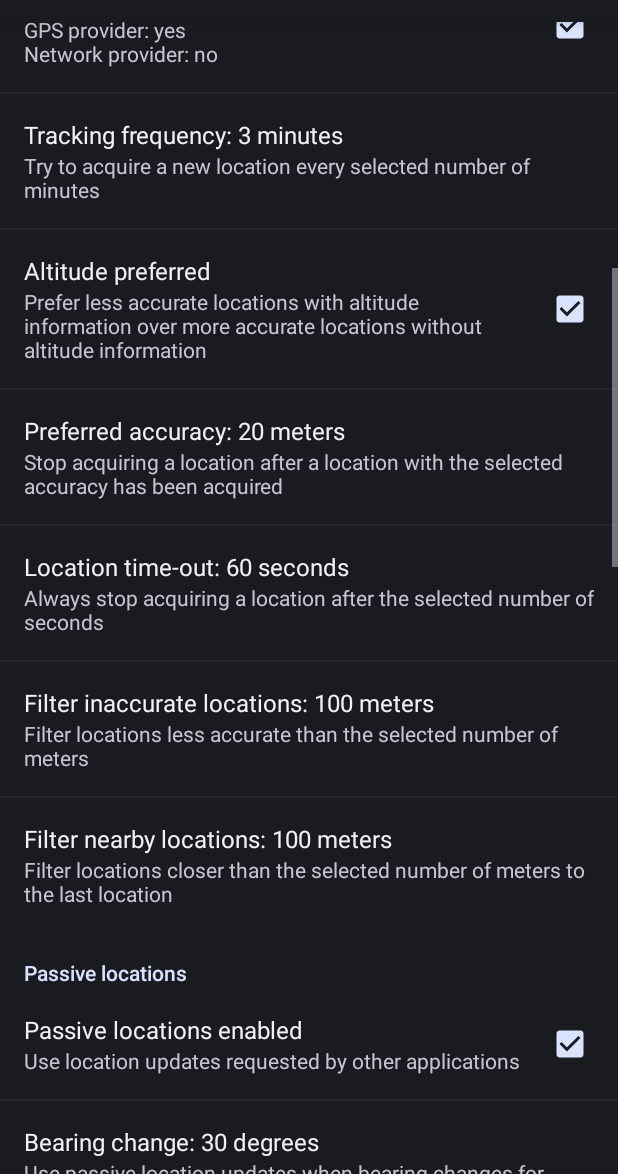
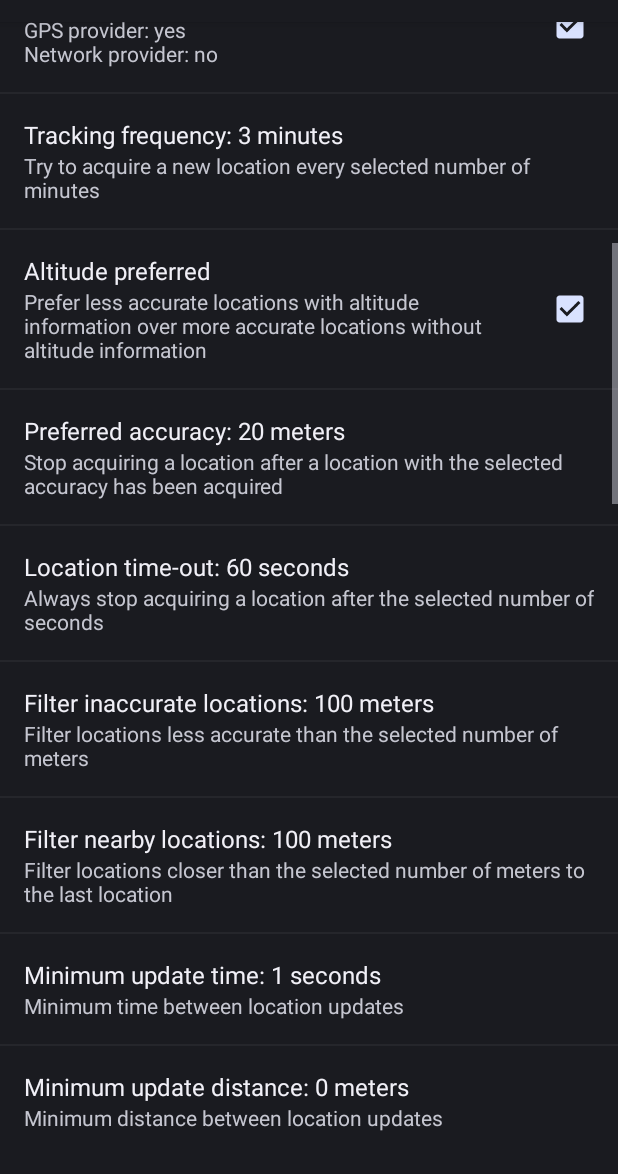
Before and after one commit to M66B/BackPackTrackII, an Android app: the screen it shows after launch (ActivitySettings), scrolled down 537 dp, on a phone screen of 412 x 824 dp, the part 62-1236 px from its top. Run offline under Robolectric (Android 15) with nearby library versions, the phone set to English and light mode, and no system bars; libraries missing offline, so code that uses them is left out: de.timroes.axmlrpc.

Commit message:
Added options to set minimum location update time/distance

```diff
--- a/app/src/main/java/eu/faircode/backpacktrack2/ActivitySettings.java
+++ b/app/src/main/java/eu/faircode/backpacktrack2/ActivitySettings.java
@@ -59,7 +59,6 @@ import java.util.Calendar;
 import java.util.Date;
 import java.util.GregorianCalendar;
 import java.util.List;
-import java.util.Locale;
 
 public class ActivitySettings extends PreferenceActivity implements SharedPreferences.OnSharedPreferenceChangeListener {
     private static final String TAG = "BPT2.Settings";
@@ -78,9 +77,14 @@ public class ActivitySettings extends PreferenceActivity implements SharedPrefer
     public static final String PREF_TIMEOUT = "pref_timeout";
     public static final String PREF_INACCURATE = "pref_inaccurate";
     public static final String PREF_NEARBY = "pref_nearby";
+    public static final String PREF_MINTIME = "pref_mintime";
+    public static final String PREF_MINDIST = "pref_mindist";
+
     public static final String PREF_PASSIVE_ENABLED = "pref_passive_enabled";
     public static final String PREF_PASSIVE_BEARING = "pref_passive_bearing";
     public static final String PREF_PASSIVE_ALTITUDE = "pref_passive_altitude";
+    public static final String PREF_PASSIVE_MINTIME = "pref_passive_mintime";
+    public static final String PREF_PASSIVE_MINDIST = "pref_passive_mindist";
 
     public static final String PREF_RECOGNITION_ENABLED = "pref_recognition_enabled";
     public static final String PREF_RECOGNITION_INTERVAL = "pref_recognition_interval";
@@ -103,10 +107,14 @@ public class ActivitySettings extends PreferenceActivity implements SharedPrefer
     public static final String DEFAULT_TIMEOUT = "60"; // seconds
     public static final String DEFAULT_INACCURATE = "100"; // meters
     public static final String DEFAULT_NEARBY = "100"; // meters
+    public static final String DEFAULT_MINTIME = "1"; // seconds
+    public static final String DEFAULT_MINDIST = "0"; // meters
 
     public static final boolean DEFAULT_PASSIVE_ENABLED = true;
     public static final String DEFAULT_PASSIVE_BEARING = "30"; // degrees
     public static final String DEFAULT_PASSIVE_ALTITUDE = "20"; // meters
+    public static final String DEFAULT_PASSIVE_MINTIME = "1"; // seconds
+    public static final String DEFAULT_PASSIVE_MINDIST = "0"; // meters
 
     public static final boolean DEFAULT_RECOGNITION_ENABLED = true;
     public static final String DEFAULT_RECOGNITION_INTERVAL = "1"; // minutes
@@ -203,9 +211,13 @@ public class ActivitySettings extends PreferenceActivity implements SharedPrefer
         updateTitle(prefs, PREF_TIMEOUT);
         updateTitle(prefs, PREF_INACCURATE);
         updateTitle(prefs, PREF_NEARBY);
+        updateTitle(prefs, PREF_MINTIME);
+        updateTitle(prefs, PREF_MINDIST);
 
         updateTitle(prefs, PREF_PASSIVE_BEARING);
         updateTitle(prefs, PREF_PASSIVE_ALTITUDE);
+        updateTitle(prefs, PREF_PASSIVE_MINTIME);
+        updateTitle(prefs, PREF_PASSIVE_MINDIST);
 
         updateTitle(prefs, PREF_RECOGNITION_INTERVAL);
         updateTitle(prefs, PREF_RECOGNITION_CONFIDENCE);
@@ -355,7 +367,11 @@ public class ActivitySettings extends PreferenceActivity implements SharedPrefer
         if (PREF_ENABLED.equals(key) ||
                 PREF_FREQUENCY.equals(key) ||
                 PREF_TIMEOUT.equals(key) ||
+                PREF_MINTIME.equals(key) ||
+                PREF_MINDIST.equals(key) ||
                 PREF_PASSIVE_ENABLED.equals(key) ||
+                PREF_PASSIVE_MINTIME.equals(key) ||
+                PREF_PASSIVE_MINDIST.equals(key) ||
                 PREF_RECOGNITION_ENABLED.equals(key) ||
                 PREF_RECOGNITION_INTERVAL.equals(key)) {
             LocationService.stopTracking(this);
@@ -704,11 +720,19 @@ public class ActivitySettings extends PreferenceActivity implements SharedPrefer
             pref.setTitle(getString(R.string.title_inaccurate, prefs.getString(key, DEFAULT_INACCURATE)));
         else if (PREF_NEARBY.equals(key))
             pref.setTitle(getString(R.string.title_nearby, prefs.getString(key, DEFAULT_NEARBY)));
+        else if (PREF_MINTIME.equals(key))
+            pref.setTitle(getString(R.string.title_mintime, prefs.getString(key, DEFAULT_MINTIME)));
+        else if (PREF_MINDIST.equals(key))
+            pref.setTitle(getString(R.string.title_mindist, prefs.getString(key, DEFAULT_MINDIST)));
 
         else if (PREF_PASSIVE_BEARING.equals(key))
             pref.setTitle(getString(R.string.title_passive_bearing, prefs.getString(key, DEFAULT_PASSIVE_BEARING)));
         else if (PREF_PASSIVE_ALTITUDE.equals(key))
             pref.setTitle(getString(R.string.title_passive_altitude, prefs.getString(key, DEFAULT_PASSIVE_ALTITUDE)));
+        else if (PREF_PASSIVE_MINTIME.equals(key))
+            pref.setTitle(getString(R.string.title_mintime, prefs.getString(key, DEFAULT_PASSIVE_MINTIME)));
+        else if (PREF_PASSIVE_MINDIST.equals(key))
+            pref.setTitle(getString(R.string.title_mindist, prefs.getString(key, DEFAULT_PASSIVE_MINDIST)));
 
         else if (PREF_RECOGNITION_INTERVAL.equals(key))
             pref.setTitle(getString(R.string.title_recognition_interval, prefs.getString(key, DEFAULT_RECOGNITION_INTERVAL)));
--- a/app/src/main/java/eu/faircode/backpacktrack2/LocationService.java
+++ b/app/src/main/java/eu/faircode/backpacktrack2/LocationService.java
@@ -52,7 +52,6 @@ import java.util.ArrayList;
 import java.util.Date;
 import java.util.HashMap;
 import java.util.List;
-import java.util.Locale;
 import java.util.Map;
 
 import de.timroes.axmlrpc.XMLRPCClient;
@@ -83,11 +82,6 @@ public class LocationService extends IntentService {
     public static final String EXTRA_GEOURI = "Geopoint";
 
     // Constants
-    private static final int LOCATION_MIN_TIME = 1000; // milliseconds
-    private static final int LOCATION_MIN_DISTANCE = 0; // meters
-    private static final int PASSIVE_MIN_TIME = 1000; // milliseconds
-    private static final int PASSIVE_MIN_DISTANCE = 0; // meters
-
     private static final int STATE_IDLE = 1;
     private static final int STATE_ACQUIRING = 2;
     private static final int STATE_ACQUIRED = 3;
@@ -97,11 +91,9 @@ public class LocationService extends IntentService {
     private static final int LOCATION_PERIODIC = 3;
     private static final int LOCATION_GEOTAG = 4;
 
-    private static double EGM96_INTERVAL = 15d / 60d; // 15' angle delta
-    private static int EGM96_ROWS = 721;
-    private static int EGM96_COLS = 1440;
-
-    private static final int REQUEST_RESOLVE_ERROR = 1001;
+    private static final double EGM96_INTERVAL = 15d / 60d; // 15' angle delta
+    private static final int EGM96_ROWS = 721;
+    private static final int EGM96_COLS = 1440;
 
     private static final int VIBRATE_SHORT = 250;
     private static final int VIBRATE_LONG = 500;
@@ -176,7 +168,7 @@ public class LocationService extends IntentService {
 
         // Filter tilting activity
         boolean pref_tilting = prefs.getBoolean(ActivitySettings.PREF_RECOGNITION_TILTING, ActivitySettings.DEFAULT_RECOGNITION_TILTING);
-        if (pref_unknown && activity.getType() == DetectedActivity.TILTING) {
+        if (pref_tilting && activity.getType() == DetectedActivity.TILTING) {
             Log.w(TAG, "Filtering " + activity);
             return;
         }
@@ -239,8 +231,8 @@ public class LocationService extends IntentService {
 
         // Get location preferences
         boolean pref_altitude = prefs.getBoolean(ActivitySettings.PREF_ALTITUDE, ActivitySettings.DEFAULT_ALTITUDE);
-        float pref_accuracy = Float.parseFloat(prefs.getString(ActivitySettings.PREF_ACCURACY, ActivitySettings.DEFAULT_ACCURACY));
-        float pref_inaccurate = Float.parseFloat(prefs.getString(ActivitySettings.PREF_INACCURATE, ActivitySettings.DEFAULT_INACCURATE));
+        int pref_accuracy = Integer.parseInt(prefs.getString(ActivitySettings.PREF_ACCURACY, ActivitySettings.DEFAULT_ACCURACY));
+        int pref_inaccurate = Integer.parseInt(prefs.getString(ActivitySettings.PREF_INACCURATE, ActivitySettings.DEFAULT_INACCURATE));
         Log.w(TAG, "Prefer altitude=" + pref_altitude + " accuracy=" + pref_accuracy + " inaccurate=" + pref_inaccurate);
 
         if (!location.hasAccuracy() || location.getAccuracy() > pref_inaccurate) {
@@ -291,7 +283,7 @@ public class LocationService extends IntentService {
         }
 
         // Filter inaccurate passive locations
-        float pref_inaccurate = Float.parseFloat(prefs.getString(ActivitySettings.PREF_INACCURATE, ActivitySettings.DEFAULT_INACCURATE));
+        int pref_inaccurate = Integer.parseInt(prefs.getString(ActivitySettings.PREF_INACCURATE, ActivitySettings.DEFAULT_INACCURATE));
         if (!location.hasAccuracy() || location.getAccuracy() > pref_inaccurate) {
             Log.w(TAG, "Filtering inaccurate passive location=" + location);
             return;
@@ -305,7 +297,7 @@ public class LocationService extends IntentService {
         }
 
         // Filter nearby passive locations
-        float pref_nearby = Float.parseFloat(prefs.getString(ActivitySettings.PREF_NEARBY, ActivitySettings.DEFAULT_NEARBY));
+        int pref_nearby = Integer.parseInt(prefs.getString(ActivitySettings.PREF_NEARBY, ActivitySettings.DEFAULT_NEARBY));
         if (lastLocation.distanceTo(location) < pref_nearby) {
             Log.w(TAG, "Filtering nearby passive location=" + location);
             return;
@@ -326,7 +318,7 @@ public class LocationService extends IntentService {
 
         // Handle bearing change
         if (location.hasBearing()) {
-            float pref_bearing_change = Float.parseFloat(prefs.getString(ActivitySettings.PREF_PASSIVE_BEARING, ActivitySettings.DEFAULT_PASSIVE_BEARING));
+            int pref_bearing_change = Integer.parseInt(prefs.getString(ActivitySettings.PREF_PASSIVE_BEARING, ActivitySettings.DEFAULT_PASSIVE_BEARING));
             float delta = Math.abs(lastLocation.getBearing() - location.getBearing());
             if (delta > 180)
                 delta = 360 - delta;
@@ -338,7 +330,7 @@ public class LocationService extends IntentService {
 
         // Handle altitude change
         if (location.hasAltitude()) {
-            double pref_altitude_change = Double.parseDouble(prefs.getString(ActivitySettings.PREF_PASSIVE_ALTITUDE, ActivitySettings.DEFAULT_PASSIVE_ALTITUDE));
+            int pref_altitude_change = Integer.parseInt(prefs.getString(ActivitySettings.PREF_PASSIVE_ALTITUDE, ActivitySettings.DEFAULT_PASSIVE_ALTITUDE));
             double delta = Math.abs(lastLocation.getAltitude() - location.getAltitude());
             if (!lastLocation.hasAltitude() || delta >= pref_altitude_change) {
                 Log.w(TAG, "Altitude changed to " + location.getAltitude());
@@ -549,7 +541,9 @@ public class LocationService extends IntentService {
             locationIntent.setAction(LocationService.ACTION_LOCATION_PASSIVE);
             PendingIntent pi = PendingIntent.getService(context, 0, locationIntent, PendingIntent.FLAG_UPDATE_CURRENT);
             LocationManager lm = (LocationManager) context.getSystemService(Context.LOCATION_SERVICE);
-            lm.requestLocationUpdates(LocationManager.PASSIVE_PROVIDER, PASSIVE_MIN_TIME, PASSIVE_MIN_DISTANCE, pi);
+            int minTime = Integer.parseInt(prefs.getString(ActivitySettings.PREF_PASSIVE_MINTIME, ActivitySettings.DEFAULT_PASSIVE_MINTIME));
+            int minDist = Integer.parseInt(prefs.getString(ActivitySettings.PREF_PASSIVE_MINDIST, ActivitySettings.DEFAULT_PASSIVE_MINDIST));
+            lm.requestLocationUpdates(LocationManager.PASSIVE_PROVIDER, minTime * 1000, minDist, pi);
             Log.w(TAG, "Requested passive location updates");
         }
     }
@@ -621,12 +615,15 @@ public class LocationService extends IntentService {
             return;
         }
 
+        int minTime = Integer.parseInt(prefs.getString(ActivitySettings.PREF_MINTIME, ActivitySettings.DEFAULT_MINTIME));
+        int minDist = Integer.parseInt(prefs.getString(ActivitySettings.PREF_MINDIST, ActivitySettings.DEFAULT_MINDIST));
+
         // Request coarse location
         if (lm.isProviderEnabled(LocationManager.NETWORK_PROVIDER)) {
             Intent locationIntent = new Intent(context, LocationService.class);
             locationIntent.setAction(LocationService.ACTION_LOCATION_COARSE);
             PendingIntent pi = PendingIntent.getService(context, 0, locationIntent, PendingIntent.FLAG_UPDATE_CURRENT);
-            lm.requestLocationUpdates(LocationManager.NETWORK_PROVIDER, LOCATION_MIN_TIME, LOCATION_MIN_DISTANCE, pi);
+            lm.requestLocationUpdates(LocationManager.NETWORK_PROVIDER, minTime * 1000, minDist, pi);
             Log.w(TAG, "Requested network location updates");
         }
 
@@ -635,7 +632,7 @@ public class LocationService extends IntentService {
             Intent locationIntent = new Intent(context, LocationService.class);
             locationIntent.setAction(LocationService.ACTION_LOCATION_FINE);
             PendingIntent pi = PendingIntent.getService(context, 0, locationIntent, PendingIntent.FLAG_UPDATE_CURRENT);
-            lm.requestLocationUpdates(LocationManager.GPS_PROVIDER, LOCATION_MIN_TIME, LOCATION_MIN_DISTANCE, pi);
+            lm.requestLocationUpdates(LocationManager.GPS_PROVIDER, minTime * 1000, minDist, pi);
             Log.w(TAG, "Requested GPS location updates");
         }
 
@@ -706,7 +703,7 @@ public class LocationService extends IntentService {
     private void handleLocation(int locationType, Location location) {
         // Filter close locations
         SharedPreferences prefs = PreferenceManager.getDefaultSharedPreferences(this);
-        float pref_nearby = Float.parseFloat(prefs.getString(ActivitySettings.PREF_NEARBY, ActivitySettings.DEFAULT_NEARBY));
+        int pref_nearby = Integer.parseInt(prefs.getString(ActivitySettings.PREF_NEARBY, ActivitySettings.DEFAULT_NEARBY));
         Location lastLocation = LocationDeserializer.deserialize(prefs.getString(ActivitySettings.PREF_LAST_LOCATION, null));
         if (locationType == LOCATION_TRACKPOINT || locationType == LOCATION_WAYPOINT || locationType == LOCATION_GEOTAG ||
                 lastLocation == null || lastLocation.distanceTo(location) >= pref_nearby ||
@@ -830,8 +827,7 @@ public class LocationService extends IntentService {
             text = context.getString(R.string.msg_acquiring);
 
         } else if (state == STATE_ACQUIRED) {
-            Location bestLocation = LocationDeserializer.deserialize(prefs.getString(ActivitySettings.PREF_BEST_LOCATION, null));
-            lastLocation = bestLocation;
+            lastLocation = LocationDeserializer.deserialize(prefs.getString(ActivitySettings.PREF_BEST_LOCATION, null));
             text = context.getString(R.string.msg_acquired,
                     SimpleDateFormat.getDateTimeInstance(SimpleDateFormat.SHORT, SimpleDateFormat.MEDIUM).format(new Date(lastLocation.getTime())));
         }
--- a/app/src/main/res/values/strings.xml
+++ b/app/src/main/res/values/strings.xml
@@ -19,6 +19,8 @@
     <string name="title_timeout">Location time-out: %s seconds</string>
     <string name="title_inaccurate">Filter inaccurate locations: %s meters</string>
     <string name="title_nearby">Filter nearby locations: %s meters</string>
+    <string name="title_mintime">Minimum update time: %s seconds</string>
+    <string name="title_mindist">Minimum update distance: %s meters</string>
 
     <string name="title_passive">Passive locations</string>
     <string name="title_passive_enabled">Passive locations enabled</string>
@@ -57,6 +59,8 @@
     <string name="summary_timeout">Always stop acquiring a location after the selected number of seconds</string>
     <string name="summary_inaccurate">Filter locations less accurate than the selected number of meters</string>
     <string name="summary_nearby">Filter locations closer than the selected number of meters to the last location</string>
+    <string name="summary_mintime">Minimum time between location updates</string>
+    <string name="summary_mindist">Minimum distance between location updates</string>
 
     <string name="summary_passive_enabled">Use location updates requested by other applications</string>
     <string name="summary_passive_bearing">Use passive location updates when bearing changes for more than the selected number of degrees</string>
--- a/app/src/main/res/xml/preferences.xml
+++ b/app/src/main/res/xml/preferences.xml
@@ -68,6 +68,18 @@
             android:inputType="number"
             android:key="pref_nearby"
             android:summary="@string/summary_nearby" />
+        <EditTextPreference
+            android:defaultValue="1"
+            android:dependency="pref_enabled"
+            android:inputType="number"
+            android:key="pref_mintime"
+            android:summary="@string/summary_mintime" />
+        <EditTextPreference
+            android:defaultValue="0"
+            android:dependency="pref_enabled"
+            android:inputType="number"
+            android:key="pref_mindist"
+            android:summary="@string/summary_mindist" />
     </PreferenceCategory>
     <PreferenceCategory android:title="@string/title_passive">
         <CheckBoxPreference
@@ -88,6 +100,18 @@
             android:inputType="number"
             android:key="pref_passive_altitude"
             android:summary="@string/summary_passive_altitude" />
+        <EditTextPreference
+            android:defaultValue="1"
+            android:dependency="pref_passive_enabled"
+            android:inputType="number"
+            android:key="pref_passive_mintime"
+            android:summary="@string/summary_mintime" />
+        <EditTextPreference
+            android:defaultValue="0"
+            android:dependency="pref_passive_enabled"
+            android:inputType="number"
+            android:key="pref_passive_mindist"
+            android:summary="@string/summary_mindist" />
     </PreferenceCategory>
     <PreferenceCategory android:title="@string/title_recognition">
         <CheckBoxPreference
```
